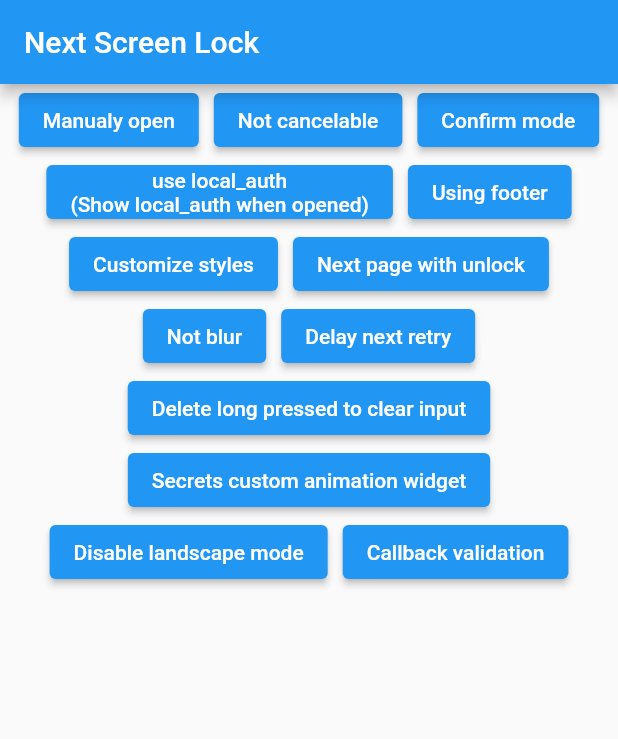
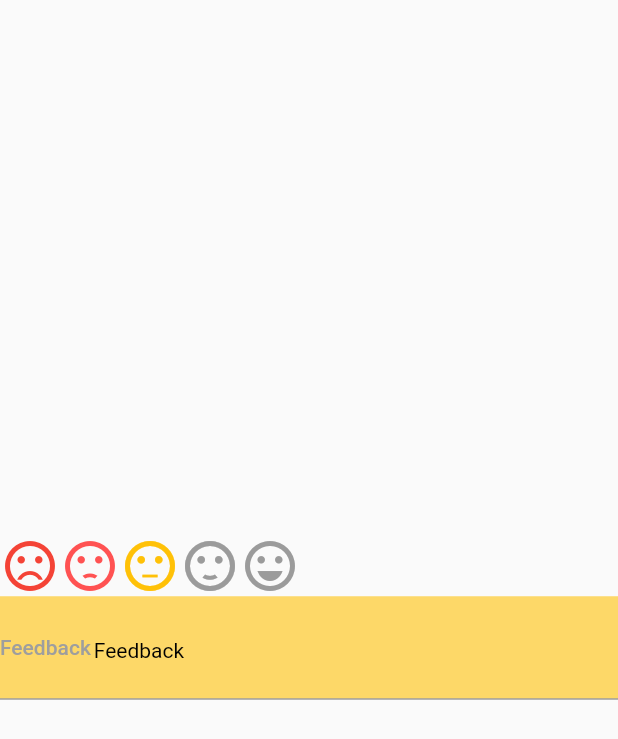
Before and after one commit to risheetadrevol/learning_diary_flutter, a Flutter app: the screen it shows after launch, on a phone screen of 412 x 824 dp. Shown: the top 739 px of the screen. Run offline on Flutter 3.47's test engine with Material 2 defaults, Android fonts, the phone set to English and light mode, and no system bars; drawn by our look-alikes of flutter_rating_bar; our stand-ins replace audioplayers, device_info_plus, dio, flutter_datetime_picker, flutter_dotenv, flutter_fortune_wheel and 2 more; missing offline and left inert: audio_manager, flutter_screen_lock, pattern_lock, pay, record.

```diff
--- /dev/null
+++ b/lib/color.dart
@@ -0,0 +1,10 @@
+import 'dart:ui';
+
+import 'package:flutter/material.dart';
+
+class PsColors {
+  static const Color mainColor = Colors.amber;
+  static const Color grey = Colors.grey;
+  static const Color textPrimaryLightColor = Colors.black;
+  static Color backgroundColor = Colors.amber.withOpacity(0.6);
+}
--- /dev/null
+++ b/lib/device_info.dart
@@ -0,0 +1,21 @@
+import 'package:device_info_plus/device_info_plus.dart';
+import 'package:flutter/material.dart';
+
+class MyDeviceInfo extends StatelessWidget {
+  const MyDeviceInfo({super.key});
+
+  @override
+  Widget build(BuildContext context) {
+    return Scaffold(
+        body: Center(
+          child: ElevatedButton(
+              onPressed: () async {
+                final deviceInfoPlugin = DeviceInfoPlugin();
+                final deviceInfo = await deviceInfoPlugin.deviceInfo;
+                final android = deviceInfo as AndroidDeviceInfo;
+                print(android.toMap());
+              },
+              child: Text("Device info")),
+        ));
+  }
+}
--- a/lib/main.dart
+++ b/lib/main.dart
@@ -1,8 +1,10 @@
 import 'package:flutter/material.dart';
 
 import 'biometric_lock.dart';
+import 'device_info.dart';
 import 'pattern_lock.dart';
 import 'printing_machine.dart';
+import 'ratingbar.dart';
 
 
 void main() {
@@ -20,6 +22,6 @@ class MyApp extends StatelessWidget {
 
           primarySwatch: Colors.blue,
         ),
-        home: const PatternMyLock());
+        home: const RatingBarScreen());
   }
 }
--- a/lib/pattern_lock.dart
+++ b/lib/pattern_lock.dart
@@ -1,3 +1,4 @@
+import 'package:device_info_plus/device_info_plus.dart';
 import 'package:flutter/foundation.dart';
 import 'package:flutter/material.dart';
 import 'package:local_auth/local_auth.dart';
@@ -289,6 +290,7 @@ class _PatternMyLockState extends State<PatternMyLock> {
               ),
               child: const Text('Callback validation'),
             ),
+
           ],
         ),
       ),
--- /dev/null
+++ b/lib/ratingbar.dart
@@ -0,0 +1,183 @@
+import 'package:flutter/material.dart';
+import 'package:flutter/services.dart';
+import 'package:flutter_rating_bar/flutter_rating_bar.dart';
+
+import 'color.dart';
+
+class RatingBarScreen extends StatelessWidget {
+  const RatingBarScreen({super.key});
+
+  @override
+  Widget build(BuildContext context) {
+    return Scaffold(
+        body: Center(
+      child: Column(
+        mainAxisAlignment: MainAxisAlignment.center,
+        crossAxisAlignment: CrossAxisAlignment.start,
+        children: [
+          RatingBar.builder(
+            initialRating: 3,
+            itemCount: 5,
+            updateOnDrag: true,
+            glow: false, wrapAlignment: WrapAlignment.spaceEvenly,
+
+            // glowColor: ,
+            itemBuilder: (context, index) {
+              switch (index) {
+                case 0:
+                  return const Icon(
+                    Icons.sentiment_very_dissatisfied,
+                    color: Colors.red,
+                  );
+                case 1:
+                  return const Icon(
+                    Icons.sentiment_dissatisfied,
+                    color: Colors.redAccent,
+                  );
+                case 2:
+                  return const Icon(
+                    Icons.sentiment_neutral,
+                    color: Colors.amber,
+                  );
+                case 3:
+                  return const Icon(
+                    Icons.sentiment_satisfied,
+                    color: Colors.lightGreen,
+                  );
+                case 4:
+                  return const Icon(
+                    Icons.sentiment_very_satisfied,
+                    color: Colors.green,
+                  );
+                default:
+                  return const Icon(
+                    Icons.sentiment_satisfied,
+                    color: Colors.green,
+                  );
+              }
+            },
+            onRatingUpdate: (rating) {
+              print(rating);
+            },
+          ),
+          PsTextFieldWidgetV2(
+            titleText: "Feedback",
+            hintText: "Feedback",
+            textAboutMe: false,
+            phoneInputType: false,
+            isMandatory: false,
+            showTitle: true,
+            keyboardType: TextInputType.emailAddress, //Added keyboard type
+            // textEditingController: emailController,
+            // readOnly: emailController.text != null && emailController.text != ''
+            //     ? true
+            //     : false,
+            onFieldSubmitted: () {
+              // FocusScope.of(context).requestFocus(username);
+            },
+          ),
+        ],
+      ),
+    ));
+  }
+}
+
+class PsTextFieldWidgetV2 extends StatelessWidget {
+  const PsTextFieldWidgetV2(
+      {this.textEditingController,
+      this.titleText = '',
+      this.hintText,
+      this.textAboutMe = false,
+      this.height = 44,
+      this.showTitle = true,
+      this.keyboardType = TextInputType.text,
+      this.phoneInputType = false,
+      this.isMandatory = false,
+      this.inputFormatterList,
+      this.readOnly = false,
+      this.focusNode,
+      this.obscureText = false,
+      this.onFieldSubmitted});
+
+  final TextEditingController? textEditingController;
+  final String titleText;
+  final String? hintText;
+  final double height;
+  final bool textAboutMe;
+  final TextInputType keyboardType;
+  final bool showTitle;
+  final bool phoneInputType;
+  final bool isMandatory;
+  final List<TextInputFormatter>? inputFormatterList;
+  final bool readOnly;
+  final FocusNode? focusNode;
+  final bool obscureText;
+  final Function? onFieldSubmitted;
+
+  @override
+  Widget build(BuildContext context) {
+    final Widget _productTextWidget = Text(titleText,
+        style: Theme.of(context)
+            .textTheme
+            .bodyText1!
+            .copyWith(color: PsColors.grey));
+
+    return Column(
+      children: <Widget>[
+        if (showTitle)
+          Container(
+            decoration: BoxDecoration(
+              color: PsColors.backgroundColor,
+              // borderRadius: BorderRadius.circular(PsDimens.space4),
+              border: Border(bottom: BorderSide(color: Colors.grey)),
+            ),
+            // margin:
+            //     const EdgeInsets.only(left: 0, top: PsDimens.space12, right: 0),
+            child: Row(
+              children: <Widget>[
+                _productTextWidget,
+                Expanded(
+                  child: Container(
+
+                      // width: double.infinity,
+                      height: height,
+                      margin: const EdgeInsets.all(12),
+                      child: TextField(
+                          keyboardType: keyboardType, //Changed keyboard type
+                          // maxLines: null,
+                          controller: textEditingController,
+                          style: Theme.of(context).textTheme.bodyText2,
+                          readOnly: readOnly,
+                          obscureText: obscureText,
+                          //Added Input Formatter
+                          inputFormatters:
+                              (inputFormatterList ?? <TextInputFormatter>[]),
+                          focusNode: focusNode, //Added FocusNode
+                          onEditingComplete:
+                              onFieldSubmitted as void Function()?,
+                          decoration: InputDecoration(
+                            contentPadding: const EdgeInsets.only(
+                              left: -10,
+                              right: 10,
+                              // bottom: PsDimens.space8,
+                            ),
+                            border: InputBorder.none,
+                            hintText: hintText,
+                            hintStyle: Theme.of(context)
+                                .textTheme
+                                .bodyText2!
+                                .copyWith(
+                                    color: PsColors.textPrimaryLightColor),
+                          ))),
+                ),
+              ],
+            ),
+          )
+        else
+          Container(
+            height: 0,
+          ),
+      ],
+    );
+  }
+}
--- a/pubspec.yaml
+++ b/pubspec.yaml
@@ -50,6 +50,8 @@ dependencies:
   local_auth: ^2.1.2
   pattern_lock: ^2.0.0
   flutter_screen_lock: ^7.0.4
+  device_info_plus: ^7.0.0
+  flutter_rating_bar: ^4.0.1
 
 dev_dependencies:
   flutter_test:
```
Also changed, not shown: pubspec.lock, 1 other file.
